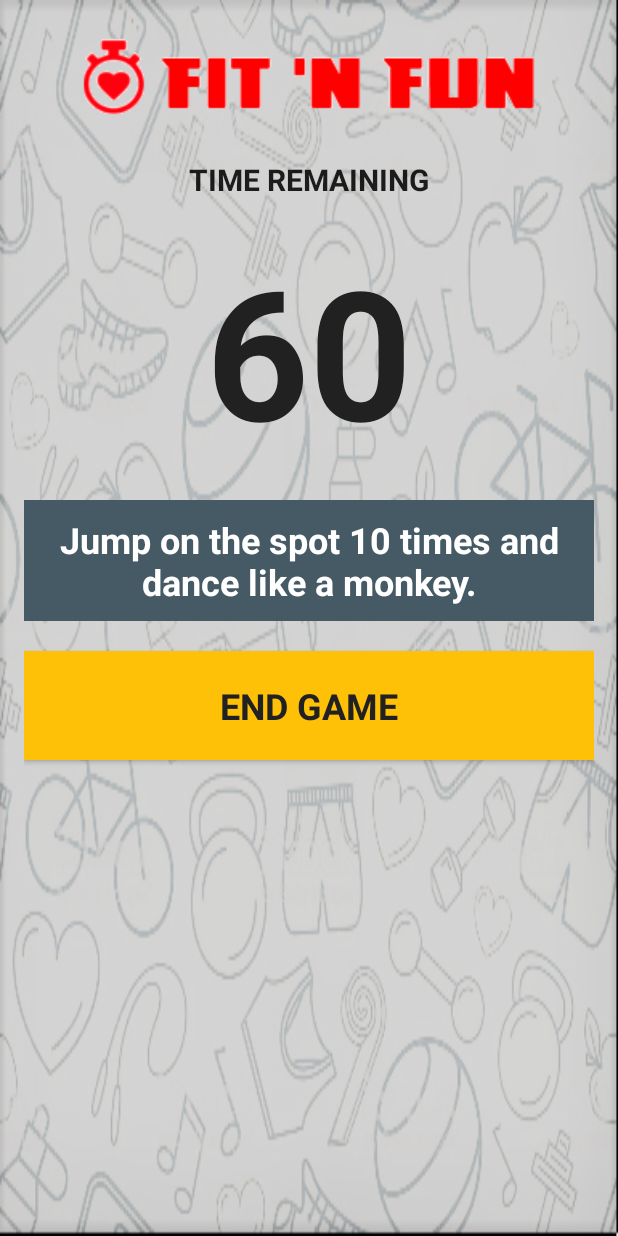
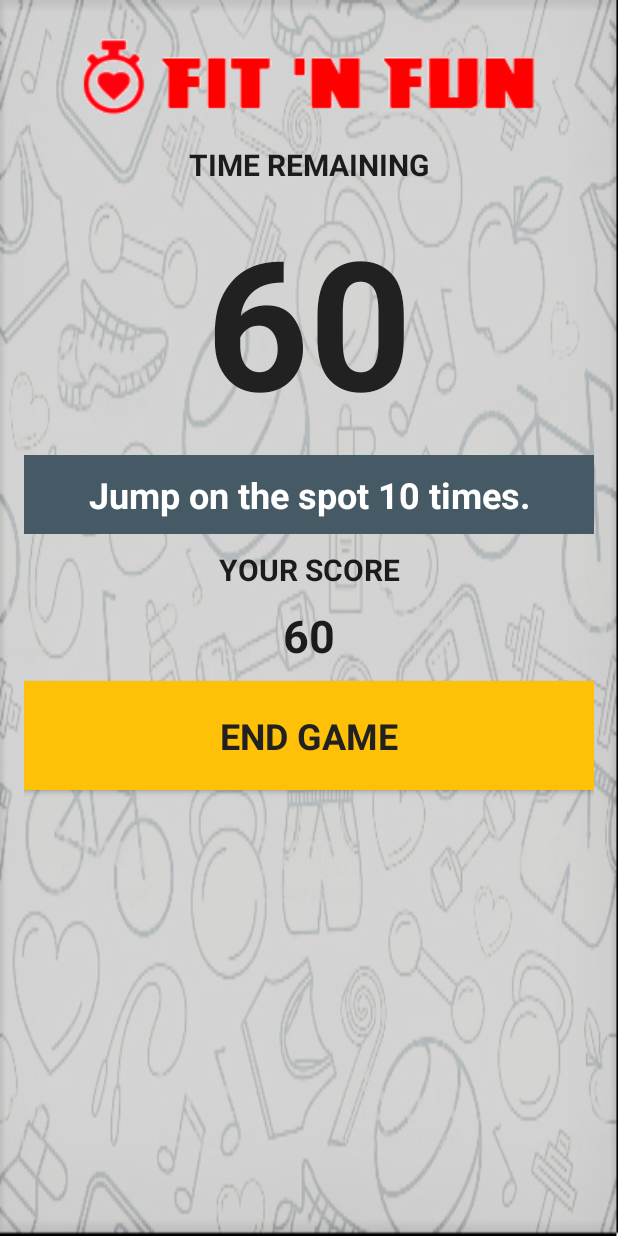
Before and after one commit to srvikram13/FitnFun, an Android app: the GameActivity screen opened directly, with no data from a screen before it, on a phone screen of 412 x 824 dp. Run offline under Robolectric (Android 15) with nearby library versions, the light colour scheme and no system bars.

Commit message:
Integrated MOtionSensor with the main game activity.

```diff
--- a/app/src/main/AndroidManifest.xml
+++ b/app/src/main/AndroidManifest.xml
@@ -8,7 +8,6 @@
     <uses-permission android:name="android.permission.READ_CONTACTS" />
 
     <application
-
         android:allowBackup="true"
         android:icon="@mipmap/ic_launcher"
         android:theme="@style/AppTheme"
@@ -16,14 +15,15 @@
         <activity
             android:name=".view.SplashActivity"
             android:configChanges="orientation|keyboardHidden|screenSize"
-            android:theme="@style/FullscreenTheme">
+            android:theme="@style/FullscreenTheme"
+            android:noHistory="true">
             <intent-filter>
                 <action android:name="android.intent.action.MAIN" />
 
                 <category android:name="android.intent.category.LAUNCHER" />
             </intent-filter>
         </activity>
-        <activity android:name=".view.LoginActivity"/>
+        <activity android:name=".view.LoginActivity" android:noHistory="true"/>
         <activity android:name=".view.HomeActivity" />
         <activity android:name=".view.NewGameActivity" />
         <activity android:name=".view.GameActivity" />
--- a/app/src/main/java/srvikram13/fitnfun/view/GameActivity.java
+++ b/app/src/main/java/srvikram13/fitnfun/view/GameActivity.java
@@ -5,7 +5,7 @@ import android.support.v7.app.AppCompatActivity;
 import android.os.Bundle;
 import android.view.View;
 import android.widget.Button;
-import srvikram13.fitnfun.controller.MotionSensor;
+
 import srvikram13.fitnfun.R;
 
 public class GameActivity extends AppCompatActivity implements View.OnClickListener{
--- a/app/src/main/res/layout/activity_game.xml
+++ b/app/src/main/res/layout/activity_game.xml
@@ -10,7 +10,7 @@
     android:paddingLeft="@dimen/activity_horizontal_margin"
     android:paddingRight="@dimen/activity_horizontal_margin"
     android:paddingTop="@dimen/activity_vertical_margin"
-    tools:context="srvikram13.fitnfun.view.GameActivity">
+    tools:context="srvikram13.fitnfun.controller.MotionSensor">
 
     <ImageView
         android:layout_width="wrap_content"
@@ -21,7 +21,7 @@
 
     <Space
         android:layout_width="match_parent"
-        android:layout_height="20dp" />
+        android:layout_height="10dp" />
 
     <TextView
         android:layout_width="match_parent"
@@ -32,7 +32,7 @@
 
     <Space
         android:layout_width="match_parent"
-        android:layout_height="20dp" />
+        android:layout_height="10dp" />
 
     <TextView
         android:id="@+id/countdownTimer"
@@ -44,7 +44,7 @@
 
     <Space
         android:layout_width="match_parent"
-        android:layout_height="20dp" />
+        android:layout_height="10dp" />
     <TextView
         android:id="@+id/nextChallenge"
         android:layout_width="match_parent"
@@ -55,12 +55,32 @@
         android:textAllCaps="false"
         android:padding="10dp"
         android:gravity="center_horizontal"
-        android:text="Jump on the spot 10 times and dance like a monkey."/>
+        android:text="Jump on the spot 10 times."/>
 
     <Space
         android:layout_width="match_parent"
-        android:layout_height="20dp" />
+        android:layout_height="10dp" />
+    <TextView
+        android:layout_width="match_parent"
+        android:layout_height="wrap_content"
+        android:text="Your score"
+        android:gravity="center_horizontal"
+        style="@style/h4"/>
 
+    <Space
+        android:layout_width="match_parent"
+        android:layout_height="10dp" />
+
+    <TextView
+        android:id="@+id/score"
+        android:layout_width="match_parent"
+        android:layout_height="wrap_content"
+        android:gravity="center_horizontal"
+        android:text="60"
+        style="@style/h1"/>
+    <Space
+        android:layout_width="match_parent"
+        android:layout_height="10dp" />
     <Button
         android:id="@+id/btnEndGame"
         style="@style/btnBlock"
```
Also changed, not shown: app/src/main/java/srvikram13/fitnfun/controller/MotionSensor.java (+20 -4 lines).
